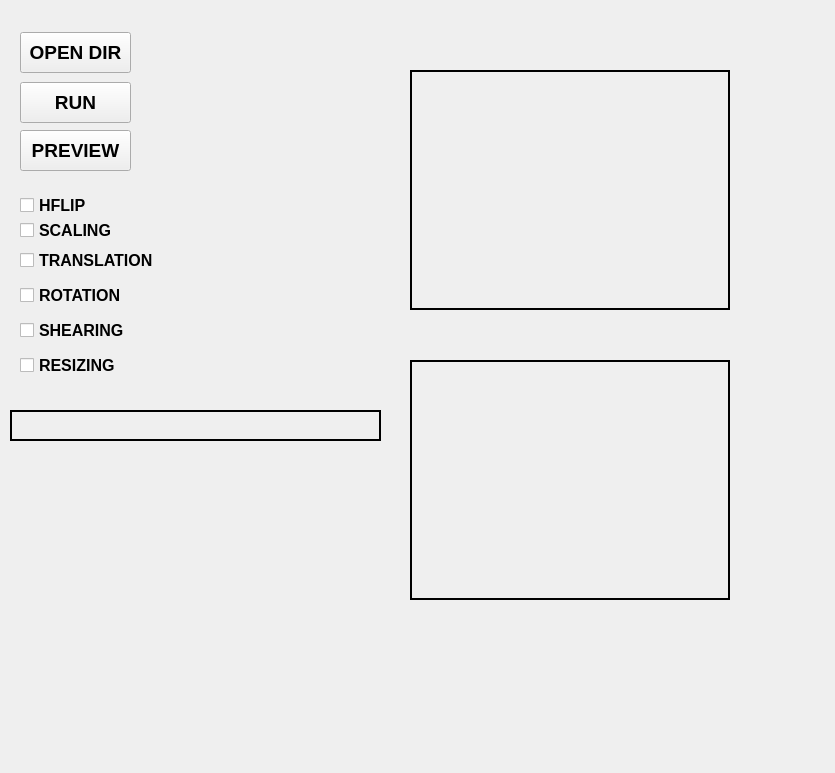
Qt form tool.ui (speae/PyQT5_learning) before a commit.
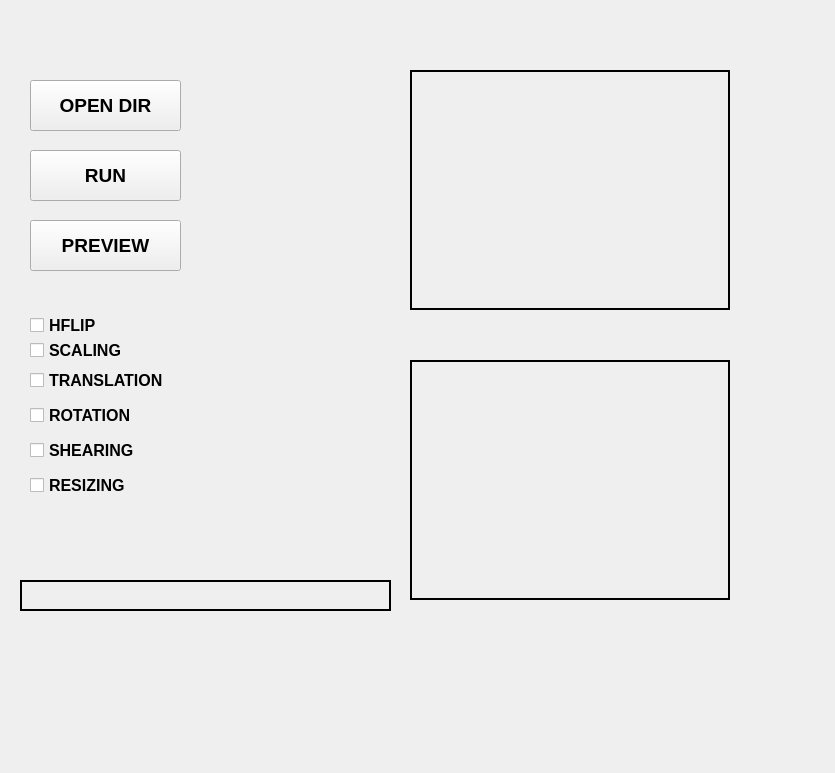
The same form after that commit.

Diff of the .ui file:
```diff
--- a/tool.ui
+++ b/tool.ui
@@ -16,10 +16,10 @@
   <widget class="QPushButton" name="btn_opendir">
    <property name="geometry">
     <rect>
-     <x>20</x>
-     <y>32</y>
-     <width>111</width>
-     <height>41</height>
+     <x>30</x>
+     <y>80</y>
+     <width>151</width>
+     <height>51</height>
     </rect>
    </property>
    <property name="font">
@@ -36,10 +36,10 @@
   <widget class="QPushButton" name="btn_run">
    <property name="geometry">
     <rect>
-     <x>20</x>
-     <y>82</y>
-     <width>111</width>
-     <height>41</height>
+     <x>30</x>
+     <y>150</y>
+     <width>151</width>
+     <height>51</height>
     </rect>
    </property>
    <property name="font">
@@ -56,10 +56,10 @@
   <widget class="QPushButton" name="btn_preview">
    <property name="geometry">
     <rect>
-     <x>20</x>
-     <y>130</y>
-     <width>111</width>
-     <height>41</height>
+     <x>30</x>
+     <y>220</y>
+     <width>151</width>
+     <height>51</height>
     </rect>
    </property>
    <property name="font">
@@ -114,8 +114,8 @@
   <widget class="QCheckBox" name="cb_hflip">
    <property name="geometry">
     <rect>
-     <x>20</x>
-     <y>190</y>
+     <x>30</x>
+     <y>310</y>
      <width>141</width>
      <height>31</height>
     </rect>
@@ -134,8 +134,8 @@
   <widget class="QCheckBox" name="cb_trans">
    <property name="geometry">
     <rect>
-     <x>20</x>
-     <y>250</y>
+     <x>30</x>
+     <y>370</y>
      <width>141</width>
      <height>21</height>
     </rect>
@@ -154,8 +154,8 @@
   <widget class="QCheckBox" name="cb_rotation">
    <property name="geometry">
     <rect>
-     <x>20</x>
-     <y>280</y>
+     <x>30</x>
+     <y>400</y>
      <width>141</width>
      <height>31</height>
     </rect>
@@ -174,8 +174,8 @@
   <widget class="QCheckBox" name="cb_shearing">
    <property name="geometry">
     <rect>
-     <x>20</x>
-     <y>350</y>
+     <x>30</x>
+     <y>470</y>
      <width>141</width>
      <height>31</height>
     </rect>
@@ -194,8 +194,8 @@
   <widget class="QCheckBox" name="cb_resizing">
    <property name="geometry">
     <rect>
-     <x>20</x>
-     <y>320</y>
+     <x>30</x>
+     <y>440</y>
      <width>141</width>
      <height>21</height>
     </rect>
@@ -214,8 +214,8 @@
   <widget class="QLabel" name="lbl_debug">
    <property name="geometry">
     <rect>
-     <x>10</x>
-     <y>410</y>
+     <x>20</x>
+     <y>580</y>
      <width>371</width>
      <height>31</height>
     </rect>
@@ -230,8 +230,8 @@
   <widget class="QCheckBox" name="cb_scaling">
    <property name="geometry">
     <rect>
-     <x>20</x>
-     <y>220</y>
+     <x>30</x>
+     <y>340</y>
      <width>141</width>
      <height>21</height>
     </rect>
```
